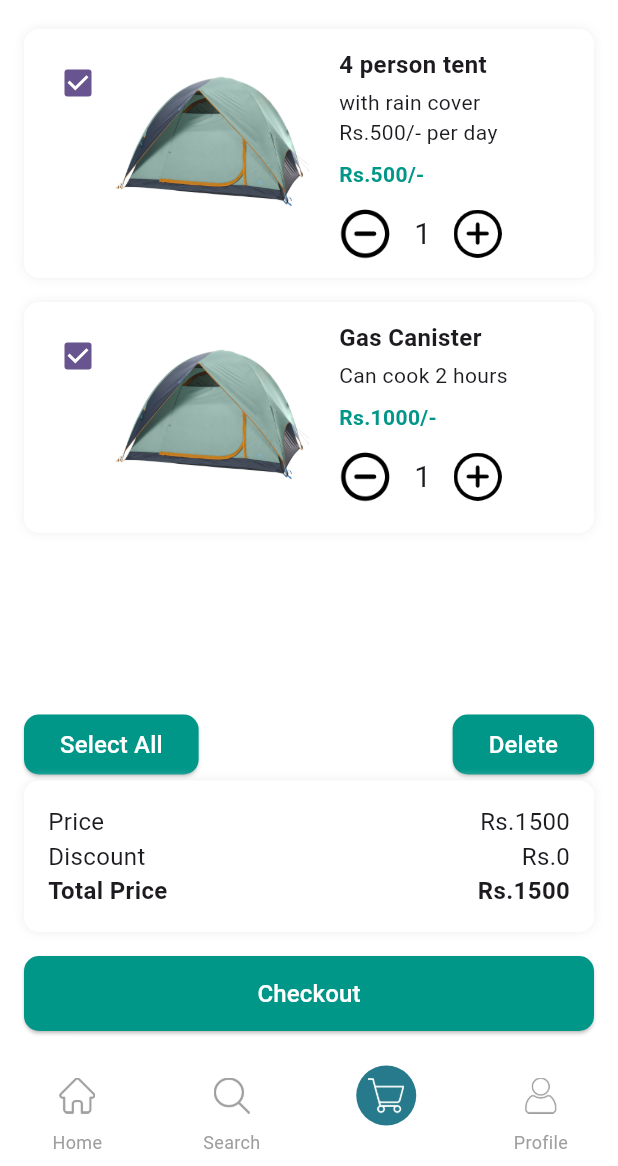
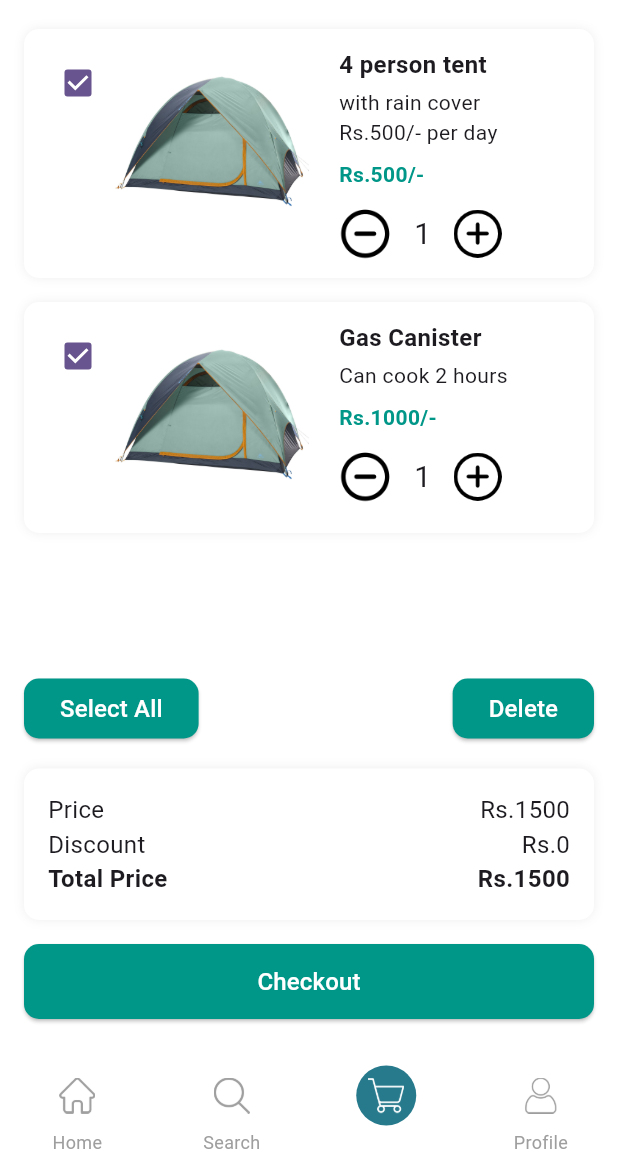
Before and after one commit to Chanukaisuru/CampKit, a Flutter app: the MyCartPage screen opened directly, on a phone screen of 412 x 824 dp, the part 70-1236 px from its top. Run offline on Flutter 3.47's test engine with Material 3 defaults, Android fonts, the phone set to English and light mode, and no system bars.

Commit message:
change some passings

```diff
--- a/lib/cart/cart_page.dart
+++ b/lib/cart/cart_page.dart
@@ -142,6 +142,7 @@ class _MyCartPageState extends State<MyCartPage> {
                 ],
 
               ),
+              SizedBox(height: 16),
 
               /*----------------Price summary-------------------- */
 
@@ -186,11 +187,14 @@ class _MyCartPageState extends State<MyCartPage> {
                   ),
                 ),
               ),
-
+                SizedBox(height: 8),
             ],
           ),
         ),
+
       ),
+
+
       /*------------------Bottom navigation bar------------------*/
       bottomNavigationBar: CustomBottomNavBar(
         currentIndex: _selectedIndex,
```
